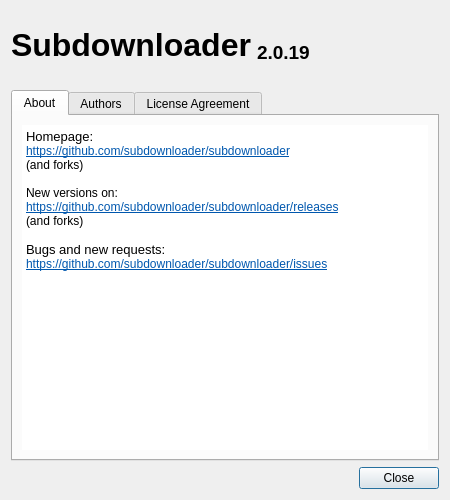
First picture: the form in subdownloader/client/gui/about.ui, repository subdownloader/subdownloader, before the edit.
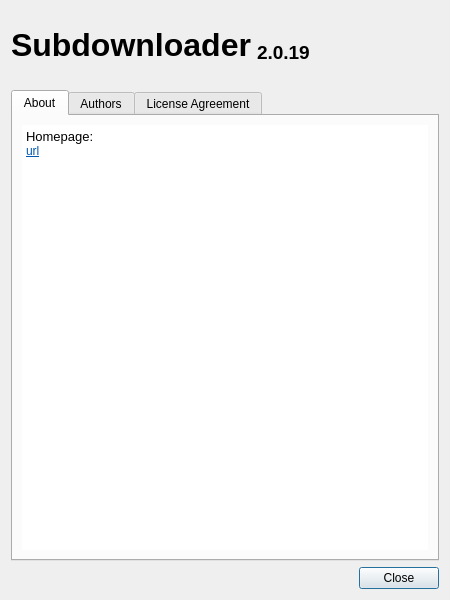
Second picture: the form after the edit. Icons and pictures are not drawn.

Commit message: client: restructured location of configuration values + about menu improvement

What changed in the file:
```diff
--- a/subdownloader/client/gui/about.ui
+++ b/subdownloader/client/gui/about.ui
@@ -10,7 +10,7 @@
     <x>0</x>
     <y>0</y>
     <width>450</width>
-    <height>500</height>
+    <height>600</height>
    </rect>
   </property>
   <property name="sizePolicy">
@@ -22,13 +22,13 @@
   <property name="minimumSize">
    <size>
     <width>450</width>
-    <height>500</height>
+    <height>600</height>
    </size>
   </property>
   <property name="maximumSize">
    <size>
     <width>450</width>
-    <height>500</height>
+    <height>600</height>
    </size>
   </property>
   <property name="windowTitle">
@@ -39,7 +39,7 @@
   </property>
   <layout class="QVBoxLayout" name="verticalLayout">
    <item>
-    <spacer>
+    <spacer name="verticalSpacer">
      <property name="orientation">
       <enum>Qt::Vertical</enum>
      </property>
@@ -154,21 +154,12 @@
           <enum>QFrame::NoFrame</enum>
          </property>
          <property name="html">
-          <string>&lt;!DOCTYPE HTML PUBLIC &quot;-//W3C//DTD HTML 4.0//EN&quot; &quot;http://www.w3.org/TR/REC-html40/strict.dtd&quot;&gt;
+          <string notr="true">&lt;!DOCTYPE HTML PUBLIC &quot;-//W3C//DTD HTML 4.0//EN&quot; &quot;http://www.w3.org/TR/REC-html40/strict.dtd&quot;&gt;
 &lt;html&gt;&lt;head&gt;&lt;meta name=&quot;qrichtext&quot; content=&quot;1&quot; /&gt;&lt;style type=&quot;text/css&quot;&gt;
 p, li { white-space: pre-wrap; }
 &lt;/style&gt;&lt;/head&gt;&lt;body style=&quot; font-family:'Cantarell'; font-size:11pt; font-weight:400; font-style:normal;&quot;&gt;
 &lt;p style=&quot; margin-top:0px; margin-bottom:0px; margin-left:0px; margin-right:0px; -qt-block-indent:0; text-indent:0px;&quot;&gt;&lt;span style=&quot; font-family:'DejaVu Sans'; font-size:10pt;&quot;&gt;Homepage:&lt;/span&gt;&lt;/p&gt;
-&lt;p style=&quot; margin-top:0px; margin-bottom:0px; margin-left:0px; margin-right:0px; -qt-block-indent:0; text-indent:0px;&quot;&gt;&lt;a href=&quot;https://github.com/subdownloader/subdownloader&quot;&gt;&lt;span style=&quot; font-family:'Sans Serif'; font-size:9pt; text-decoration: underline; color:#0057ae;&quot;&gt;https://github.com/subdownloader/subdownloader&lt;/span&gt;&lt;/a&gt;&lt;/p&gt;
-&lt;p style=&quot; margin-top:0px; margin-bottom:0px; margin-left:0px; margin-right:0px; -qt-block-indent:0; text-indent:0px;&quot;&gt;&lt;span style=&quot; font-family:'Sans Serif'; font-size:9pt;&quot;&gt;(&lt;/span&gt;&lt;span style=&quot; font-family:'Sans Serif'; font-size:9pt; color:#000000;&quot;&gt;and forks&lt;/span&gt;&lt;span style=&quot; font-family:'Sans Serif'; font-size:9pt;&quot;&gt;)&lt;/span&gt;&lt;/p&gt;
-&lt;p style=&quot;-qt-paragraph-type:empty; margin-top:0px; margin-bottom:0px; margin-left:0px; margin-right:0px; -qt-block-indent:0; text-indent:0px; font-family:'Sans Serif'; font-size:9pt;&quot;&gt;&lt;br /&gt;&lt;/p&gt;
-&lt;p style=&quot; margin-top:0px; margin-bottom:0px; margin-left:0px; margin-right:0px; -qt-block-indent:0; text-indent:0px;&quot;&gt;&lt;span style=&quot; font-family:'Sans Serif'; font-size:9pt;&quot;&gt;New versions on:&lt;/span&gt;&lt;/p&gt;
-&lt;p style=&quot; margin-top:0px; margin-bottom:0px; margin-left:0px; margin-right:0px; -qt-block-indent:0; text-indent:0px;&quot;&gt;&lt;a href=&quot;https://github.com/subdownloader/subdownloader/releases&quot;&gt;&lt;span style=&quot; font-family:'Sans Serif'; font-size:9pt; text-decoration: underline; color:#0057ae;&quot;&gt;https://github.com/subdownloader/subdownloader/releases&lt;/span&gt;&lt;/a&gt;&lt;/p&gt;
-&lt;p style=&quot; margin-top:0px; margin-bottom:0px; margin-left:0px; margin-right:0px; -qt-block-indent:0; text-indent:0px;&quot;&gt;&lt;span style=&quot; font-family:'Sans Serif'; font-size:9pt;&quot;&gt;(&lt;/span&gt;&lt;span style=&quot; font-family:'Sans Serif'; font-size:9pt; color:#000000;&quot;&gt;and forks&lt;/span&gt;&lt;span style=&quot; font-family:'Sans Serif'; font-size:9pt;&quot;&gt;)&lt;/span&gt;&lt;/p&gt;
-&lt;p style=&quot;-qt-paragraph-type:empty; margin-top:0px; margin-bottom:0px; margin-left:0px; margin-right:0px; -qt-block-indent:0; text-indent:0px; font-family:'Sans Serif'; font-size:9pt;&quot;&gt;&lt;br /&gt;&lt;/p&gt;
-&lt;p style=&quot; margin-top:0px; margin-bottom:0px; margin-left:0px; margin-right:0px; -qt-block-indent:0; text-indent:0px;&quot;&gt;&lt;span style=&quot; font-family:'DejaVu Sans'; font-size:10pt;&quot;&gt;Bugs and new requests:&lt;/span&gt;&lt;/p&gt;
-&lt;p style=&quot; margin-top:0px; margin-bottom:0px; margin-left:0px; margin-right:0px; -qt-block-indent:0; text-indent:0px;&quot;&gt;&lt;a href=&quot;https://github.com/subdownloader/subdownloader/issues&quot;&gt;&lt;span style=&quot; font-family:'Sans Serif'; font-size:9pt; text-decoration: underline; color:#0057ae;&quot;&gt;https://github.com/subdownloader/subdownloader/issues&lt;/span&gt;&lt;/a&gt;&lt;/p&gt;
-&lt;p style=&quot;-qt-paragraph-type:empty; margin-top:12px; margin-bottom:12px; margin-left:0px; margin-right:0px; -qt-block-indent:0; text-indent:0px; font-family:'Sans Serif'; font-size:9pt;&quot;&gt;&lt;br /&gt;&lt;/p&gt;&lt;/body&gt;&lt;/html&gt;</string>
+&lt;p style=&quot; margin-top:0px; margin-bottom:0px; margin-left:0px; margin-right:0px; -qt-block-indent:0; text-indent:0px;&quot;&gt;&lt;a href=&quot;url&quot;&gt;&lt;span style=&quot; font-family:'Sans Serif'; font-size:9pt; text-decoration: underline; color:#0057ae;&quot;&gt;url&lt;/span&gt;&lt;/a&gt;&lt;/p&gt;&lt;/body&gt;&lt;/html&gt;</string>
          </property>
          <property name="openExternalLinks">
           <bool>true</bool>
```
Left out of the diff: 25 changed lines with no effect on the pictures. The commit also changes 12 other files.
